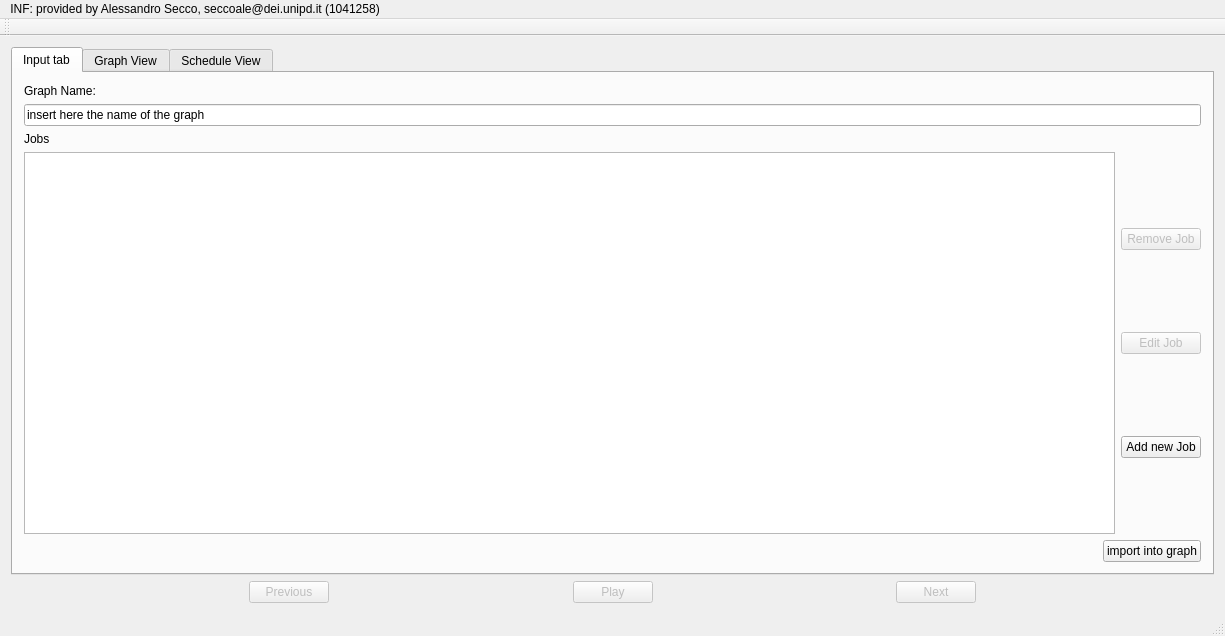
Above: graphview.ui from seccoale/IterativeNetworkFlow before the change. Below: the same form after it.
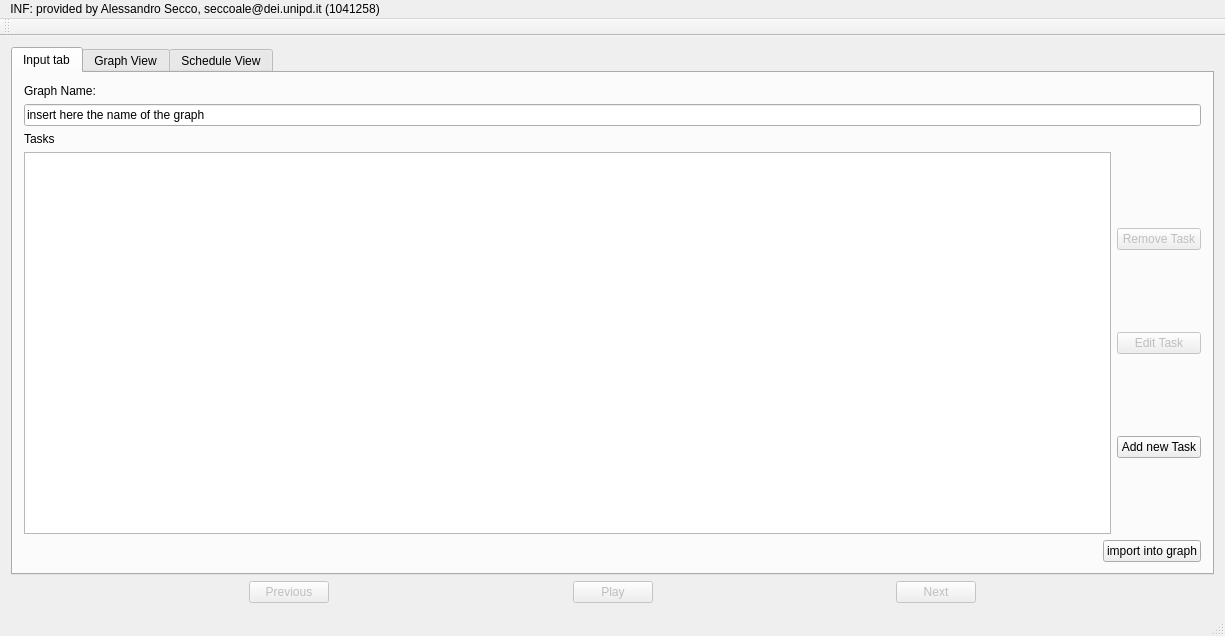
That is the form after the change.

```diff
--- a/graphview.ui
+++ b/graphview.ui
@@ -64,7 +64,7 @@
             <item>
              <widget class="QLabel" name="label_2">
               <property name="text">
-               <string>Jobs</string>
+               <string>Tasks</string>
               </property>
              </widget>
             </item>
@@ -94,7 +94,7 @@
                    <bool>false</bool>
                   </property>
                   <property name="text">
-                   <string>Remove Job</string>
+                   <string>Remove Task</string>
                   </property>
                  </widget>
                 </item>
@@ -117,7 +117,7 @@
                    <bool>false</bool>
                   </property>
                   <property name="text">
-                   <string>Edit Job</string>
+                   <string>Edit Task</string>
                   </property>
                  </widget>
                 </item>
@@ -137,7 +137,7 @@
                 <item>
                  <widget class="QPushButton" name="add_job_button">
                   <property name="text">
-                   <string>Add new Job</string>
+                   <string>Add new Task</string>
                   </property>
                  </widget>
                 </item>
```
Left out of the diff: 6 changed lines with no effect on the pictures.
